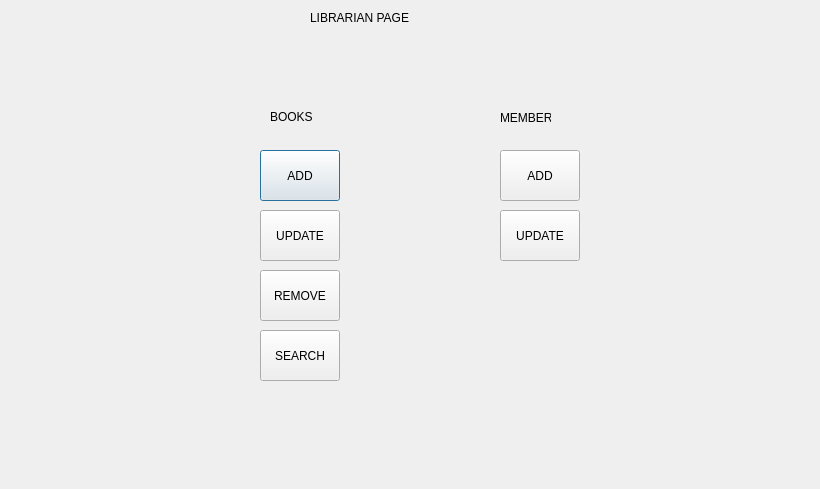
270122090/the-LIBRARY, file library2/librarian.ui: the form before one commit.
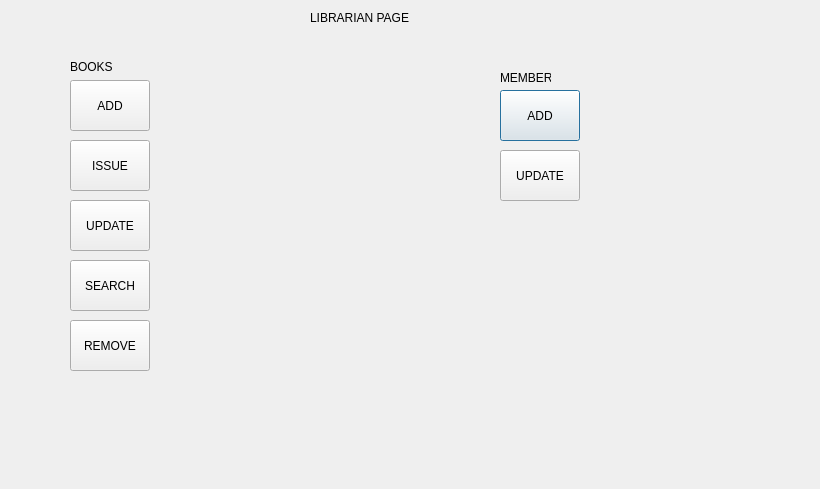
The form after the commit.

Diff of the .ui file:
```diff
--- a/library2/librarian.ui
+++ b/library2/librarian.ui
@@ -13,7 +13,7 @@
   <property name="windowTitle">
    <string>Dialog</string>
   </property>
-  <widget class="QLabel" name="label">
+  <widget class="QLabel" name="LibrarianPageHeader">
    <property name="geometry">
     <rect>
      <x>310</x>
@@ -26,11 +26,11 @@
     <string>LIBRARIAN PAGE</string>
    </property>
   </widget>
-  <widget class="QPushButton" name="btnAddBook">
+  <widget class="QPushButton" name="pushButton_8">
    <property name="geometry">
     <rect>
-     <x>260</x>
-     <y>150</y>
+     <x>500</x>
+     <y>90</y>
      <width>80</width>
      <height>51</height>
     </rect>
@@ -39,11 +39,11 @@
     <string>ADD</string>
    </property>
   </widget>
-  <widget class="QPushButton" name="pushButton_3">
+  <widget class="QPushButton" name="pushButton_6">
    <property name="geometry">
     <rect>
-     <x>260</x>
-     <y>210</y>
+     <x>500</x>
+     <y>150</y>
      <width>80</width>
      <height>51</height>
     </rect>
@@ -52,24 +52,24 @@
     <string>UPDATE</string>
    </property>
   </widget>
-  <widget class="QPushButton" name="pushButton_4">
+  <widget class="QLabel" name="label_10">
    <property name="geometry">
     <rect>
-     <x>260</x>
-     <y>270</y>
-     <width>80</width>
-     <height>51</height>
+     <x>500</x>
+     <y>70</y>
+     <width>51</width>
+     <height>16</height>
     </rect>
    </property>
    <property name="text">
-    <string>REMOVE</string>
+    <string>MEMBERS</string>
    </property>
   </widget>
   <widget class="QLabel" name="label_2">
    <property name="geometry">
     <rect>
-     <x>270</x>
-     <y>110</y>
+     <x>70</x>
+     <y>60</y>
      <width>47</width>
      <height>14</height>
     </rect>
@@ -78,11 +78,24 @@
     <string>BOOKS</string>
    </property>
   </widget>
+  <widget class="QPushButton" name="btnAddBook">
+   <property name="geometry">
+    <rect>
+     <x>70</x>
+     <y>80</y>
+     <width>80</width>
+     <height>51</height>
+    </rect>
+   </property>
+   <property name="text">
+    <string>ADD</string>
+   </property>
+  </widget>
   <widget class="QPushButton" name="pushButton">
    <property name="geometry">
     <rect>
-     <x>260</x>
-     <y>330</y>
+     <x>70</x>
+     <y>260</y>
      <width>80</width>
      <height>51</height>
     </rect>
@@ -91,24 +104,24 @@
     <string>SEARCH</string>
    </property>
   </widget>
-  <widget class="QPushButton" name="pushButton_8">
+  <widget class="QPushButton" name="pushButton_2">
    <property name="geometry">
     <rect>
-     <x>500</x>
-     <y>150</y>
+     <x>70</x>
+     <y>140</y>
      <width>80</width>
      <height>51</height>
     </rect>
    </property>
    <property name="text">
-    <string>ADD</string>
+    <string>ISSUE</string>
    </property>
   </widget>
-  <widget class="QPushButton" name="pushButton_6">
+  <widget class="QPushButton" name="pushButton_3">
    <property name="geometry">
     <rect>
-     <x>500</x>
-     <y>210</y>
+     <x>70</x>
+     <y>200</y>
      <width>80</width>
      <height>51</height>
     </rect>
@@ -117,17 +130,17 @@
     <string>UPDATE</string>
    </property>
   </widget>
-  <widget class="QLabel" name="label_10">
+  <widget class="QPushButton" name="pushButton_4">
    <property name="geometry">
     <rect>
-     <x>500</x>
-     <y>110</y>
-     <width>51</width>
-     <height>16</height>
+     <x>70</x>
+     <y>320</y>
+     <width>80</width>
+     <height>51</height>
     </rect>
    </property>
    <property name="text">
-    <string>MEMBERS</string>
+    <string>REMOVE</string>
    </property>
   </widget>
  </widget>
```
